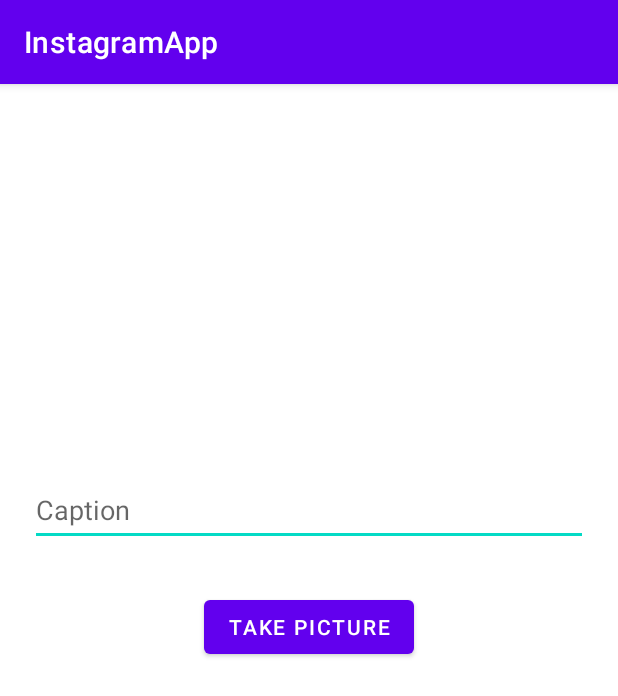
After one commit to BeliMackendy/InstagramApp_Part2, an Android app: the PostActivity screen opened directly, with no data from a screen before it, on a phone screen of 412 x 824 dp. The commit adds this screen. Shown: the top 696 px of the screen. Run offline under Robolectric (Android 15) with nearby library versions, the phone set to English and light mode, and no system bars.

Commit message:
User can take a photo

```diff
--- a/app/src/main/java/com/mypath/instagramapp/LoginActivity.java
+++ b/app/src/main/java/com/mypath/instagramapp/LoginActivity.java
@@ -2,6 +2,7 @@ package com.mypath.instagramapp;
 
 import androidx.appcompat.app.AppCompatActivity;
 
+import android.content.Intent;
 import android.os.Bundle;
 import android.util.Log;
 //import android.view.View;
@@ -71,6 +72,8 @@ public class LoginActivity extends AppCompatActivity {
             if (user != null) {
                 // Hooray! The user is logged in.
                 Log.i(TAG, "Login Success: "+ParseUser.getCurrentUser().getUsername());
+                Intent i = new Intent(LoginActivity.this,PostActivity.class);
+                startActivity(i);
             } else {
                 Log.e(TAG, "Login Failed: ",e );
             }
@@ -86,6 +89,8 @@ public class LoginActivity extends AppCompatActivity {
         user.signUpInBackground(e -> {
             if (e == null) {
                 Log.i(TAG, "User Sign Up Successful: " + ParseUser.getCurrentUser().getUsername());
+                Intent i = new Intent(LoginActivity.this,PostActivity.class);
+                startActivity(i);
             } else {
                 Log.e(TAG, "Sign up Failed: ", e);
             }
--- a/app/src/main/java/com/mypath/instagramapp/ParseApplication.java
+++ b/app/src/main/java/com/mypath/instagramapp/ParseApplication.java
@@ -3,11 +3,14 @@ package com.mypath.instagramapp;
 import android.app.Application;
 
 import com.parse.Parse;
+import com.parse.ParseObject;
 
 public class ParseApplication extends Application {
     @Override
     public void onCreate() {
         super.onCreate();
+
+        ParseObject.registerSubclass(Post.class);
 
         Parse.initialize(new Parse.Configuration.Builder(this)
                 .applicationId("ozMuRgycVKYd9fbXq3FXlRjepjfxTRnV9Hay2sC2")
--- /dev/null
+++ b/app/src/main/java/com/mypath/instagramapp/PostActivity.java
@@ -0,0 +1,105 @@
+package com.mypath.instagramapp;
+
+import androidx.activity.result.ActivityResult;
+import androidx.activity.result.ActivityResultCallback;
+import androidx.activity.result.ActivityResultLauncher;
+import androidx.activity.result.contract.ActivityResultContracts;
+import androidx.appcompat.app.AppCompatActivity;
+import androidx.core.content.FileProvider;
+
+import android.annotation.SuppressLint;
+import android.app.Activity;
+import android.content.Intent;
+import android.graphics.Bitmap;
+import android.graphics.BitmapFactory;
+import android.net.Uri;
+import android.os.Bundle;
+import android.os.Environment;
+import android.provider.MediaStore;
+import android.util.Log;
+import android.view.View;
+import android.widget.Button;
+import android.widget.ImageView;
+import android.widget.Toast;
+
+import java.io.File;
+
+public class PostActivity extends AppCompatActivity {
+    public static final String TAG = "PostActivity";
+
+    private Button btTakepicture;
+    private ImageView ivPostimage;
+    private File photoFile;
+    public String photoFileName = "photo.jpg";
+
+    @Override
+    protected void onCreate(Bundle savedInstanceState) {
+        super.onCreate(savedInstanceState);
+        setContentView(R.layout.activity_post);
+
+        btTakepicture = findViewById(R.id.btTakepicture);
+        ivPostimage = findViewById(R.id.ivPostimage);
+
+        btTakepicture.setOnClickListener(view -> onLaunchCamera());
+    }
+
+    @SuppressLint("QueryPermissionsNeeded")
+    private void onLaunchCamera() {
+        // create Intent to take a picture and return control to the calling application
+        Intent intent = new Intent(MediaStore.ACTION_IMAGE_CAPTURE);
+        // Create a File reference for future access
+        photoFile = getPhotoFileUri(photoFileName);
+
+        // wrap File object into a content provider
+        // required for API >= 24
+        // See https://guides.codepath.com/android/Sharing-Content-with-Intents#sharing-files-with-api-24-or-higher
+        Uri fileProvider = FileProvider.getUriForFile(PostActivity.this, "com.mypath.instagramapp", photoFile);
+        intent.putExtra(MediaStore.EXTRA_OUTPUT, fileProvider);
+
+        // If you call startActivityForResult() using an intent that no app can handle, your app will crash.
+        // So as long as the result is not null, it's safe to use the intent.
+        if (intent.resolveActivity(getPackageManager()) != null) {
+            // Start the image capture intent to take photo
+//            startActivityForResult(intent, CAPTURE_IMAGE_ACTIVITY_REQUEST_CODE);
+            cameraResultLauncher.launch(intent);
+
+        }
+    }
+
+    ActivityResultLauncher<Intent> cameraResultLauncher = registerForActivityResult(
+            new ActivityResultContracts.StartActivityForResult(),
+            new ActivityResultCallback<ActivityResult>() {
+                @Override
+                public void onActivityResult(ActivityResult result) {
+                    // If the user comes back to this activity from EditActivity
+                    // with no error or cancellation
+                    if (result.getResultCode() == Activity.RESULT_OK) {
+                        // by this point we have the camera photo on disk
+                        Bitmap takenImage = BitmapFactory.decodeFile(photoFile.getAbsolutePath());
+                        // RESIZE BITMAP, see section below
+                        // Load the taken image into a preview
+                        ImageView ivPreview = ivPostimage;
+                        ivPreview.setImageBitmap(takenImage);
+                    } else { // Result was a failure
+                        Toast.makeText(PostActivity.this, "Error taking picture", Toast.LENGTH_SHORT).show();
+                    }
+                }
+            });
+
+    // Returns the File for a photo stored on disk given the fileName
+    public File getPhotoFileUri(String fileName) {
+        // Get safe storage directory for photos
+        // Use `getExternalFilesDir` on Context to access package-specific directories.
+        // This way, we don't need to request external read/write runtime permissions.
+        File mediaStorageDir = new File(getExternalFilesDir(Environment.DIRECTORY_PICTURES), TAG);
+
+        // Create the storage directory if it does not exist
+        if (!mediaStorageDir.exists() && !mediaStorageDir.mkdirs()) {
+            Log.d(TAG, "failed to create directory");
+        }
+
+        // Return the file target for the photo based on filename
+
+        return new File(mediaStorageDir.getPath() + File.separator + fileName);
+    }
+}
--- /dev/null
+++ b/app/src/main/res/layout/activity_post.xml
@@ -0,0 +1,43 @@
+<?xml version="1.0" encoding="utf-8"?>
+<RelativeLayout xmlns:android="http://schemas.android.com/apk/res/android"
+    xmlns:tools="http://schemas.android.com/tools"
+    android:layout_width="match_parent"
+    android:layout_height="match_parent"
+    tools:context=".PostActivity">
+
+    <ImageView
+        android:id="@+id/ivPostimage"
+        android:layout_width="match_parent"
+        android:layout_height="200dp"
+        android:layout_marginStart="20dp"
+        android:layout_marginTop="20dp"
+        android:layout_marginEnd="20dp"
+        android:layout_marginBottom="20dp"
+        android:contentDescription="@string/todo"
+        tools:ignore="ImageContrastCheck"
+        tools:srcCompat="@tools:sample/avatars" />
+
+    <EditText
+        android:id="@+id/etCapture"
+        android:layout_width="match_parent"
+        android:layout_height="wrap_content"
+        android:layout_below="@+id/ivPostimage"
+        android:layout_marginStart="20dp"
+        android:layout_marginTop="20dp"
+        android:layout_marginEnd="20dp"
+        android:layout_marginBottom="20dp"
+        android:autofillHints=""
+        android:ems="10"
+        android:hint="@string/caption"
+        android:inputType="textPersonName"
+        android:minHeight="48dp" />
+
+    <Button
+        android:id="@+id/btTakepicture"
+        android:layout_width="wrap_content"
+        android:layout_height="wrap_content"
+        android:layout_below="@+id/etCapture"
+        android:layout_centerHorizontal="true"
+        android:layout_marginTop="10dp"
+        android:text="@string/take_picture" />
+</RelativeLayout>
--- a/app/src/main/res/values/strings.xml
+++ b/app/src/main/res/values/strings.xml
@@ -5,4 +5,7 @@
     <string name="login">Login</string>
     <string name="sing_up">Sing Up</string>
     <string name="don_t_have_an_account">Don\'t have an account ?</string>
+    <string name="todo">TODO</string>
+    <string name="caption">Caption</string>
+    <string name="take_picture">TAKE PICTURE</string>
 </resources>
```
Also changed, not shown: app/src/main/AndroidManifest.xml (+16 -0 lines), app/src/main/java/com/mypath/instagramapp/Post.java (added, +38 -0 lines), app/src/main/res/xml/fileprovider.xml (added, +14 -0 lines).
